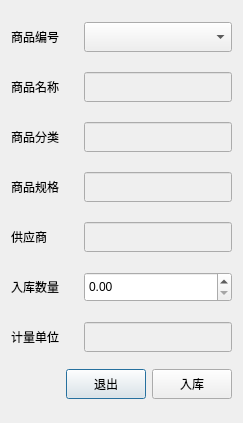
This is Qt/ERP/dialoggoodsin.ui in superp2017/NTERP as Qt 5 draws it before an edit. The edited form follows.
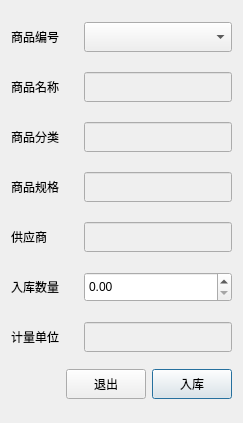
This is the edited form.

Diff of the .ui file:
```diff
--- a/Qt/ERP/dialoggoodsin.ui
+++ b/Qt/ERP/dialoggoodsin.ui
@@ -190,6 +190,9 @@
        <property name="text">
         <string>退出</string>
        </property>
+       <property name="autoDefault">
+        <bool>false</bool>
+       </property>
       </widget>
      </item>
      <item>
```
